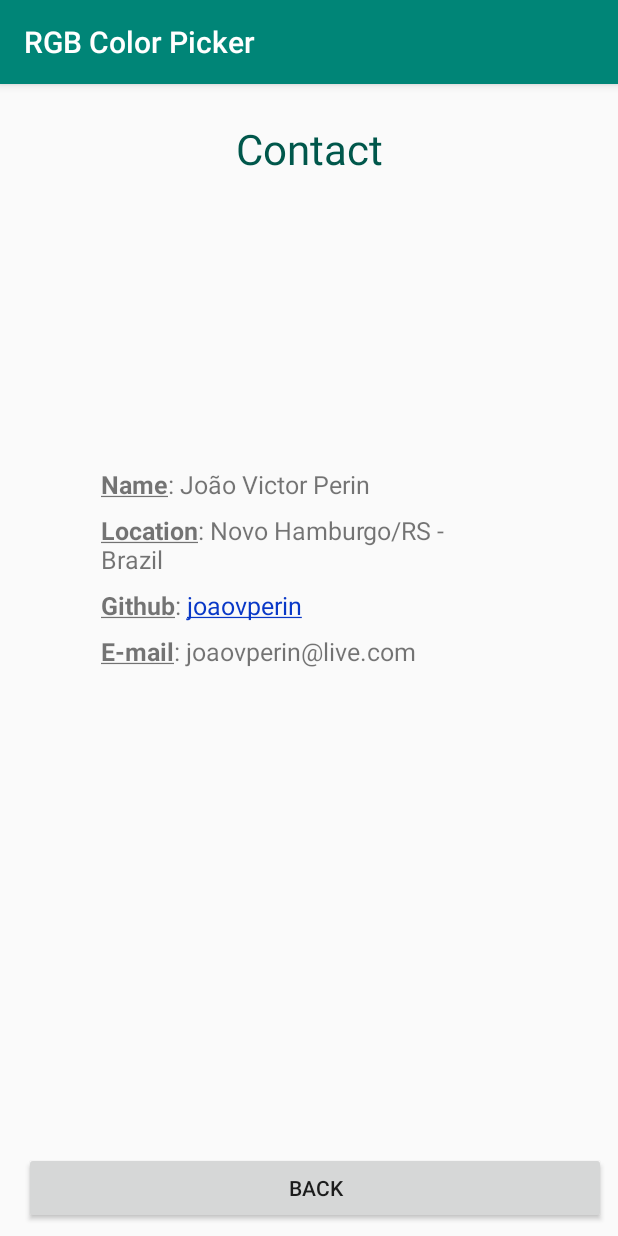
After one commit to joaovperin/RGBTesting, an Android app: the ContactActivity screen opened directly, with no data from a screen before it, on a phone screen of 412 x 824 dp. The commit adds this screen. Run offline under Robolectric (Android 15) with nearby library versions, the phone set to English and light mode, and no system bars.

Commit message:
Created a contact page, and a SpannableStringBuilder class to help building and stylishing SpannableStrings for text views

```diff
--- a/app/build.gradle
+++ b/app/build.gradle
@@ -26,6 +26,7 @@ dependencies {
     implementation fileTree(dir: 'libs', include: ['*.jar'])
     implementation 'com.android.support:appcompat-v7:28.0.0'
     implementation 'com.android.support.constraint:constraint-layout:1.1.3'
+    implementation 'com.android.support:design:28.0.0'
     testImplementation 'junit:junit:4.12'
     androidTestImplementation 'com.android.support.test:runner:1.0.2'
     androidTestImplementation 'com.android.support.test.espresso:espresso-core:3.0.2'
--- a/app/src/main/AndroidManifest.xml
+++ b/app/src/main/AndroidManifest.xml
@@ -16,7 +16,8 @@
                 <category android:name="android.intent.category.LAUNCHER" />
             </intent-filter>
         </activity>
-        <activity android:name=".ChangeColorActivity"></activity>
+        <activity android:name=".ChangeColorActivity" />
+        <activity android:name=".ContactActivity" />
     </application>
 
 </manifest>
--- /dev/null
+++ b/app/src/main/java/br/com/jpe/rgbtesting/ContactActivity.java
@@ -0,0 +1,72 @@
+package br.com.jpe.rgbtesting;
+
+import android.graphics.Color;
+import android.support.v7.app.AppCompatActivity;
+import android.os.Bundle;
+import android.text.SpannableString;
+import android.text.Spanned;
+import android.text.method.LinkMovementMethod;
+import android.text.style.ForegroundColorSpan;
+import android.text.style.RelativeSizeSpan;
+import android.view.View;
+import android.widget.TextView;
+
+import br.com.jpe.rgbtesting.core.ActivityConstants;
+import br.com.jpe.rgbtesting.core.ColorConstants;
+import br.com.jpe.rgbtesting.core.ui.SpannableStringBuilder;
+
+public class ContactActivity extends AppCompatActivity implements
+        ColorConstants, ActivityConstants {
+
+    TextView tv_title;
+    TextView tv_name;
+    TextView tv_location;
+    TextView tv_github;
+    TextView tv_email;
+
+    @Override
+    protected void onCreate(Bundle savedInstanceState) {
+        super.onCreate(savedInstanceState);
+        setContentView(R.layout.activity_contact);
+
+        tv_title = findViewById(R.id.tv_title);
+        tv_name = findViewById(R.id.tv_name);
+        tv_location = findViewById(R.id.tv_location);
+        tv_github = findViewById(R.id.tv_github);
+        tv_email = findViewById(R.id.tv_email);
+
+        tv_title.setText(SpannableStringBuilder.create(getString(R.string.contact)).
+                size(2f).color(getColor(R.color.colorPrimaryDark)).build());
+
+        String str_Name = getString(R.string.name);
+        tv_name.setText(SpannableStringBuilder.create(str_Name.
+                concat(": João Victor Perin")).
+                size(1.2f).bold_underscored(0, str_Name.length()).build());
+
+        String str_Location = getString(R.string.location);
+        tv_location.setText(SpannableStringBuilder.create(str_Location.
+                concat(": Novo Hamburgo/RS - Brazil")).
+                size(1.2f).bold_underscored(0, str_Location.length()).build());
+
+        String str_Github = getString(R.string.github);
+        String github_Url = "joaovperin";
+        String github_Link = "http://github.com/joaovperin";
+        int start = str_Github.length() + 2;
+        int end = start + github_Url.length();
+        tv_github.setText(SpannableStringBuilder.create(str_Github.
+                concat(": ").concat(github_Url)).link(github_Link, start, end, Spanned.SPAN_EXCLUSIVE_EXCLUSIVE).
+                size(1.2f).bold_underscored(0, str_Github.length()).build());
+        tv_github.setMovementMethod(LinkMovementMethod.getInstance()); // enable clicking on url span
+
+        String str_Email = getString(R.string.email);
+        tv_email.setText(SpannableStringBuilder.create(str_Email.
+                concat(": joaovperin@live.com")).
+                size(1.2f).bold_underscored(0, str_Email.length()).build());
+    }
+
+    public void onClickBackButton(View v){
+        setResult(ID_CONTACT_ACTIVITY);
+        finish();
+    }
+
+}
--- /dev/null
+++ b/app/src/main/java/br/com/jpe/rgbtesting/core/ActivityConstants.java
@@ -0,0 +1,9 @@
+package br.com.jpe.rgbtesting.core;
+
+public interface ActivityConstants {
+
+    int ID_MAIN_ACTIVITY = 1001;
+    int ID_CHANGE_COLOR_ACTIVITY = 1002;
+    int ID_CONTACT_ACTIVITY = 1003;
+
+}
--- /dev/null
+++ b/app/src/main/java/br/com/jpe/rgbtesting/core/ui/SpannableStringBuilder.java
@@ -0,0 +1,105 @@
+package br.com.jpe.rgbtesting.core.ui;
+
+import android.graphics.Typeface;
+import android.text.SpannableString;
+import android.text.style.ForegroundColorSpan;
+import android.text.style.RelativeSizeSpan;
+import android.text.style.StyleSpan;
+import android.text.style.URLSpan;
+import android.text.style.UnderlineSpan;
+
+public class SpannableStringBuilder {
+
+    private final SpannableString spannableString;
+
+    private SpannableStringBuilder(String s) {
+        spannableString = new SpannableString(s);
+    }
+
+    public SpannableStringBuilder size(float size){
+        return size(size, 0, spannableString.length());
+    }
+
+    public SpannableStringBuilder size(float size, int s0, int end){
+        return size(size, s0, end,0);
+    }
+
+    public SpannableStringBuilder size(float proportion, int s0, int end, int flags){
+        setSpan(new RelativeSizeSpan(proportion), s0, end, flags);
+        return this;
+    }
+
+    public SpannableStringBuilder color(int color){
+        return color(color, 0, spannableString.length());
+    }
+
+    public SpannableStringBuilder color(int color, int s0, int end){
+        return color(color, s0, end, 0);
+    }
+
+    public SpannableStringBuilder color(int color, int s0, int end, int flags){
+        setSpan(new ForegroundColorSpan(color), s0, end, flags);
+        return this;
+    }
+
+    public SpannableStringBuilder bold(){
+        return bold(0,spannableString.length());
+    }
+
+    public SpannableStringBuilder bold(int s0, int end){
+        return bold(s0, end, 0);
+    }
+
+    public SpannableStringBuilder bold(int s0, int end, int flags){
+        setSpan(new StyleSpan(Typeface.BOLD), s0, end, flags);
+        return this;
+    }
+
+    public SpannableStringBuilder underscored(){
+        return underscored(0, spannableString.length());
+    }
+
+    public SpannableStringBuilder underscored(int s0, int end){
+        return underscored(s0, end, 0);
+    }
+
+    public SpannableStringBuilder underscored(int s0, int end, int flags){
+        setSpan(new UnderlineSpan(), s0, end, flags);
+        return this;
+    }
+
+    public SpannableStringBuilder link(String url){
+        return link(url, 0, spannableString.length());
+    }
+
+    public SpannableStringBuilder link(String url, int s0, int end){
+        return link(url, s0, end, 0);
+    }
+
+    public SpannableStringBuilder link(String url, int s0, int end, int flags){
+        setSpan(new URLSpan(url), s0, end, flags);
+        return this;
+    }
+
+    // ------------------------------------------------------ //
+    // COMBOS
+    // ------------------------------------------------------ //
+
+    public SpannableStringBuilder bold_underscored(int s0, int end){
+        bold(s0, end);
+        return underscored(s0, end);
+    }
+
+    private void setSpan(Object what, int start, int end, int flags){
+        spannableString.setSpan(what, start, end, flags);
+    }
+
+    public SpannableString build(){
+        return spannableString;
+    }
+
+    public static SpannableStringBuilder create(String s){
+        return new SpannableStringBuilder(s);
+    }
+
+}
--- /dev/null
+++ b/app/src/main/res/layout/activity_contact.xml
@@ -0,0 +1,96 @@
+<?xml version="1.0" encoding="utf-8"?>
+<android.support.constraint.ConstraintLayout xmlns:android="http://schemas.android.com/apk/res/android"
+    xmlns:app="http://schemas.android.com/apk/res-auto"
+    xmlns:tools="http://schemas.android.com/tools"
+    android:layout_width="match_parent"
+    android:layout_height="match_parent"
+    tools:context=".ContactActivity">
+
+    <Button
+        android:id="@+id/button"
+        android:layout_width="0dp"
+        android:layout_height="wrap_content"
+        android:layout_marginStart="16dp"
+        android:layout_marginEnd="8dp"
+        android:layout_marginBottom="8dp"
+        android:onClick="onClickBackButton"
+        android:text="@string/back_button"
+        app:layout_constraintBottom_toBottomOf="parent"
+        app:layout_constraintEnd_toEndOf="parent"
+        app:layout_constraintStart_toStartOf="parent" />
+
+    <TextView
+        android:id="@+id/tv_title"
+        android:layout_width="wrap_content"
+        android:layout_height="wrap_content"
+        android:layout_marginStart="8dp"
+        android:layout_marginTop="24dp"
+        android:layout_marginEnd="8dp"
+        android:text="@string/contact"
+        app:layout_constraintEnd_toEndOf="parent"
+        app:layout_constraintStart_toStartOf="parent"
+        app:layout_constraintTop_toTopOf="parent" />
+
+    <android.support.constraint.ConstraintLayout
+        android:layout_width="285dp"
+        android:layout_height="279dp"
+        android:layout_marginTop="8dp"
+        android:layout_marginEnd="8dp"
+        android:layout_marginBottom="8dp"
+        app:layout_constraintBottom_toTopOf="@+id/button"
+        app:layout_constraintEnd_toEndOf="parent"
+        app:layout_constraintStart_toStartOf="parent"
+        app:layout_constraintTop_toBottomOf="@+id/tv_title">
+
+        <TextView
+            android:id="@+id/tv_name"
+            android:layout_width="0dp"
+            android:layout_height="wrap_content"
+            android:layout_marginStart="8dp"
+            android:layout_marginTop="8dp"
+            android:layout_marginEnd="8dp"
+            android:text="@string/name"
+            app:layout_constraintEnd_toEndOf="parent"
+            app:layout_constraintStart_toStartOf="parent"
+            app:layout_constraintTop_toTopOf="parent" />
+
+        <TextView
+            android:id="@+id/tv_location"
+            android:layout_width="0dp"
+            android:layout_height="wrap_content"
+            android:layout_marginStart="8dp"
+            android:layout_marginTop="8dp"
+            android:layout_marginEnd="8dp"
+            android:text="@string/location"
+            app:layout_constraintEnd_toEndOf="parent"
+            app:layout_constraintStart_toStartOf="parent"
+            app:layout_constraintTop_toBottomOf="@+id/tv_name" />
+
+        <TextView
+            android:id="@+id/tv_github"
+            android:layout_width="0dp"
+            android:layout_height="wrap_content"
+            android:layout_marginStart="8dp"
+            android:layout_marginTop="8dp"
+            android:layout_marginEnd="8dp"
+            android:text="@string/github"
+            app:layout_constraintEnd_toEndOf="parent"
+            app:layout_constraintHorizontal_bias="0.497"
+            app:layout_constraintStart_toStartOf="parent"
+            app:layout_constraintTop_toBottomOf="@+id/tv_location" />
+
+        <TextView
+            android:id="@+id/tv_email"
+            android:layout_width="0dp"
+            android:layout_height="wrap_content"
+            android:layout_marginStart="8dp"
+            android:layout_marginTop="8dp"
+            android:layout_marginEnd="8dp"
+            android:text="@string/email"
+            app:layout_constraintEnd_toEndOf="parent"
+            app:layout_constraintHorizontal_bias="0.0"
+            app:layout_constraintStart_toStartOf="parent"
+            app:layout_constraintTop_toBottomOf="@+id/tv_github" />
+    </android.support.constraint.ConstraintLayout>
+
+</android.support.constraint.ConstraintLayout>
--- a/app/src/main/res/values/colors.xml
+++ b/app/src/main/res/values/colors.xml
@@ -2,5 +2,5 @@
 <resources>
     <color name="colorPrimary">#008577</color>
     <color name="colorPrimaryDark">#00574B</color>
-    <color name="colorAccent">#D81B60</color>
+    <color name="colorAccent">#0938c7</color>
 </resources>
--- /dev/null
+++ b/app/src/main/res/values/dimens.xml
@@ -0,0 +1,3 @@
+<resources>
+    <dimen name="fab_margin">16dp</dimen>
+</resources>
--- a/app/src/main/res/values/strings.xml
+++ b/app/src/main/res/values/strings.xml
@@ -1,7 +1,13 @@
 <resources>
     <string name="app_name">RGB Color Picker</string>
+    <string name="contact">Contact</string>
     <string name="select_color">Select a color</string>
     <string name="change_activity">Change Activity</string>
     <string name="back_button">Back</string>
-    <string name="rgb_values">RGB Values</string>
+    <string name="name">Name</string>
+    <string name="location">Location</string>
+    <string name="github">Github</string>
+    <string name="email">E-mail</string>
+    <string name="thanks_for_using">Thanks for using my app! Rate it :D</string>
+    <string name="rgb_values">Color %s:\n[R:%03d G:%03d B:%03d]</string>
 </resources>
```
Also changed, not shown: app/src/main/java/br/com/jpe/rgbtesting/ChangeColorActivity.java (+20 -16 lines), app/src/main/java/br/com/jpe/rgbtesting/MainActivity.java (+25 -4 lines), app/src/main/java/br/com/jpe/rgbtesting/utils/Strings.java (added, +13 -0 lines), app/src/main/res/layout/activity_main.xml (+15 -1 lines), app/src/main/res/values/styles.xml (+9 -0 lines).
